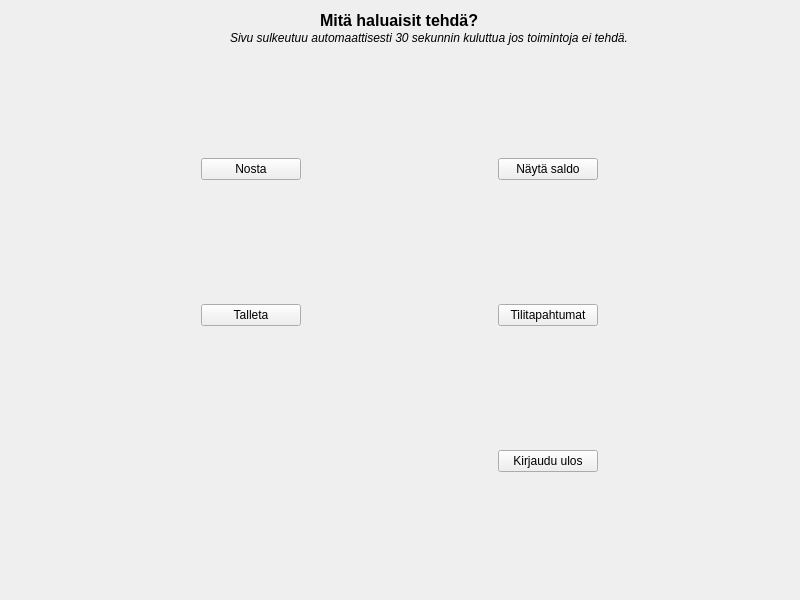
Above: frontend/menuwindow.ui from 22kmo-project/group_10 before the change. Below: the same form after it.
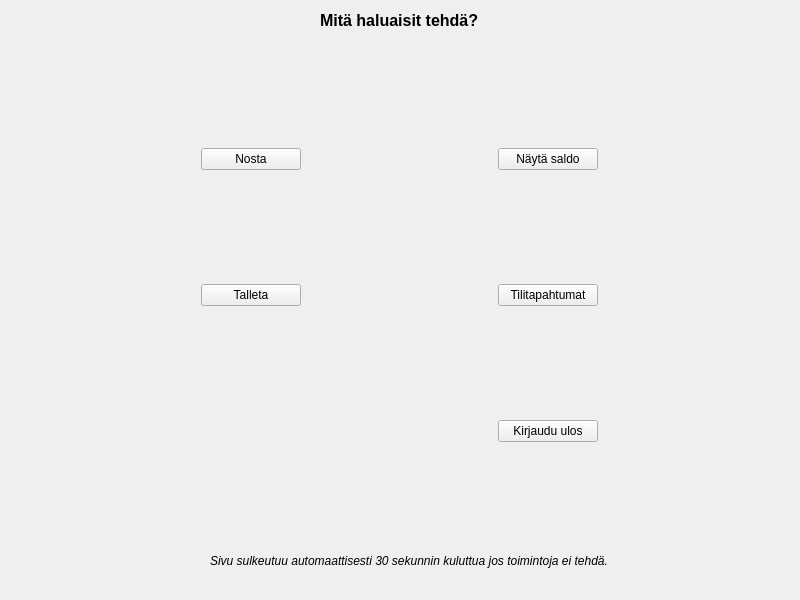
That is the form after the change. The open tabs and pages were chosen to show the change.

Commit message: muutoksia ulkoasuun pt3

```diff
--- a/frontend/menuwindow.ui
+++ b/frontend/menuwindow.ui
@@ -32,7 +32,7 @@
        <x>10</x>
        <y>40</y>
        <width>781</width>
-       <height>551</height>
+       <height>511</height>
       </rect>
      </property>
      <layout class="QGridLayout" name="gridLayout">
@@ -128,10 +128,10 @@
     <widget class="QLabel" name="label_2">
      <property name="geometry">
       <rect>
-       <x>230</x>
-       <y>30</y>
+       <x>210</x>
+       <y>510</y>
        <width>401</width>
-       <height>16</height>
+       <height>101</height>
       </rect>
      </property>
      <property name="font">
```
Left out of the diff: 54 changed lines with no effect on the pictures. The commit also changes 1 other file.
